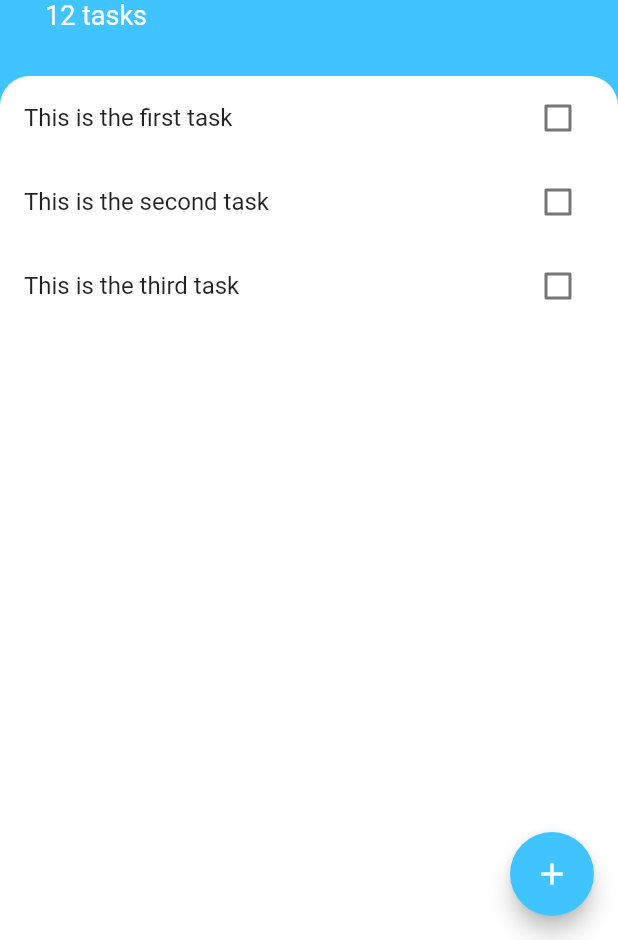
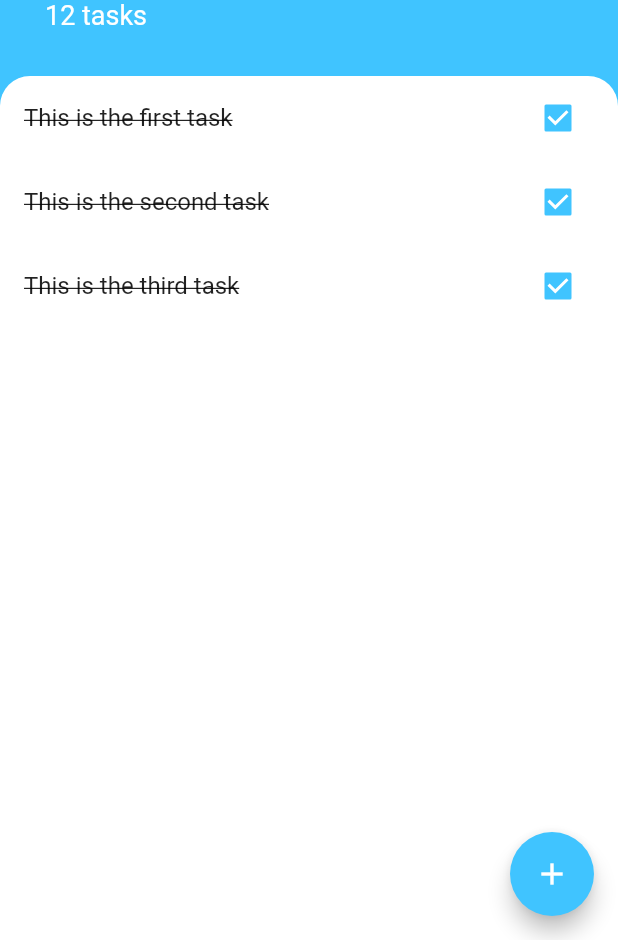
Before and after one commit to kamalx/todooye, a Flutter app: the screen it shows after launch, on a phone screen of 412 x 824 dp, the part 296-1236 px from its top. Run offline on Flutter 3.47's test engine with Material 2 defaults, Android fonts, the phone set to English and light mode, and no system bars.

Commit message:
managing checkbox state
- extract checkbox into a custom
widget
- lift state up one level, so that
checkbox state can affect its
siblings (other widgets at the
same level)
- conditionally style sibling widget
based on checkbox state

```diff
--- a/lib/widgets/tasktile.dart
+++ b/lib/widgets/tasktile.dart
@@ -1,19 +1,58 @@
 import 'package:flutter/material.dart';
 
-class TaskTile extends StatelessWidget {
+class TaskTile extends StatefulWidget {
   final String title;
+
   TaskTile({
     @required this.title,
   });
 
   @override
+  _TaskTileState createState() => _TaskTileState();
+}
+
+class _TaskTileState extends State<TaskTile> {
+  bool isChecked = true;
+
+  void checkboxCallback(bool checkboxState) {
+    setState(() {
+      isChecked = checkboxState;
+    });
+  }
+
+  @override
   Widget build(BuildContext context) {
     return ListTile(
-      title: Text(title),
-      trailing: Checkbox(
-        value: false,
-        onChanged: (v) {},
+      title: Text(
+        widget.title,
+        style: TextStyle(
+          decoration: isChecked ? TextDecoration.lineThrough : null,
+        ),
+      ),
+      trailing: TaskCheckbox(
+        checkboxState: isChecked,
+        toggleCheckboxState: checkboxCallback,
       ),
     );
   }
 }
+
+class TaskCheckbox extends StatelessWidget {
+  final bool checkboxState;
+  final Function toggleCheckboxState;
+  TaskCheckbox({
+    this.checkboxState,
+    this.toggleCheckboxState,
+  });
+
+  @override
+  Widget build(BuildContext context) {
+    return Checkbox(
+      value: checkboxState,
+      activeColor: Colors.lightBlueAccent,
+      // we have to manage the state of a checkbox
+      // unlike what we're used to in the web world
+      onChanged: toggleCheckboxState,
+    );
+  }
+}
```
